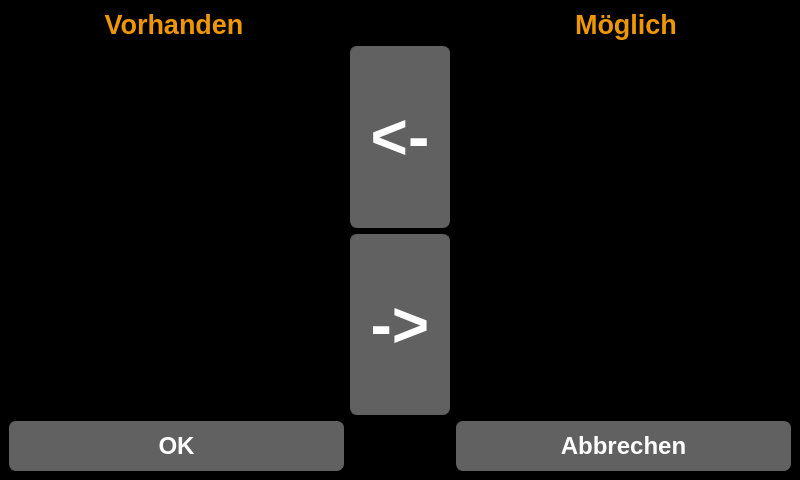
This is ui_elements/available.ui in AndreWohnsland/CocktailBerry as Qt 5 draws it before an edit. The edited form follows.
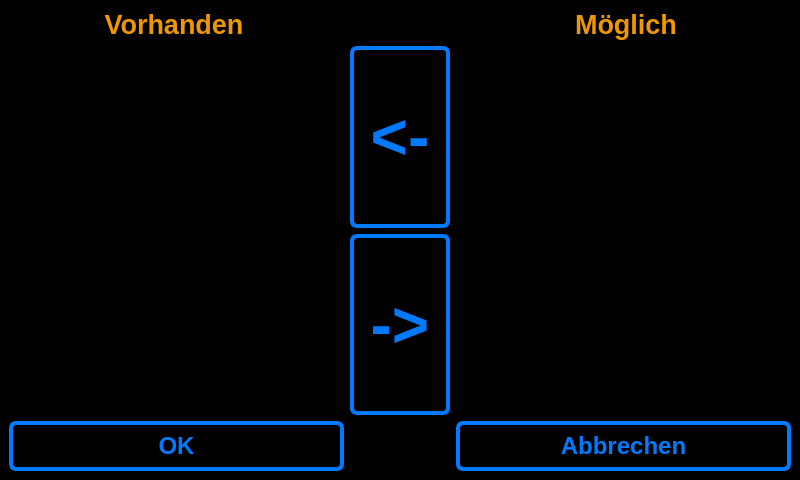
This is the edited form.

Commit message: Adjusted Ui styles

The edit to the form file:
```diff
--- a/ui_elements/available.ui
+++ b/ui_elements/available.ui
@@ -46,50 +46,13 @@
     top: 1px;
 }
 
-QTabBar::tab {
-	background-color: rgb(97, 97, 97);
-	color: rgb(255, 255, 255);
-    border-width: 1px;
-	border-color: rgb(255, 255, 255);
-	border-style: solid;
-    border-top-left-radius: 10px;
-    border-top-right-radius: 10px;
-	padding: 5px;
-	padding-left: 63px;
-	padding-right:63px;
-}
-
-QTabBar::tab:selected {
-	color: rgb(255, 255, 255);	
-	background-color: rgb(0, 123, 255);
-}
-
 .QMessageBox {font-size: 16pt}
 
-.QSlider {
-    min-height: 30px;
-    max-height: 50px;
-}
-
-.QSlider::groove:horizontal {
-    border: 1px solid;
-    height: 5px;
-    background: #393939;
-    margin: 0 12px;
-}
-
-.QSlider::handle:horizontal {
-    background: rgb(0, 123, 255);
-    width: 30px;
-    height: 30px;
-    margin: -24px -12px;
-}
-
 QPushButton {
-	background-color: rgb(97, 97, 97);
-	color: rgb(255, 255, 255);
-    border-width: 1px;
-	border-color: rgb(97, 97, 97);
+	background-color: rgb(0, 0, 0);
+	color: (0, 123, 255);
+    border-width: 4px;
+	border-color: rgb(0, 123, 255);
 	border-style: solid;
 	border-radius: 7;
 	padding: 3px;
@@ -97,13 +60,6 @@
 	padding-right: 5px;
 }
 
-QPushButton:checked
-{
-	color: rgb(255, 255, 255);	
-	background-color: rgb(0, 123, 255);
-	border-color: rgb(0, 123, 255);
-}
-
 QPushButton:pressed
 {
 	color: rgb(255, 255, 255);	
@@ -111,67 +67,6 @@
 	border-color: rgb(0, 123, 255);
 }
 
-QProgressBar
-{
-	background-color: rgb(166, 166, 166);
-	color: rgb(0, 0, 0);
-    border: 2px rgb(166, 166, 166);
-    border-radius: 5px;
-}
-
-QProgressBar::chunk {
-	border: 2px rgb(166, 166, 166);
-    border-top-left-radius: 5px;
-    border-bottom-left-radius: 5px;
-    border-top-right-radius: 5px;
-    border-bottom-right-radius: 5px;
-	background-color: rgb(0, 123, 255);
-   /* width: 40px;
-    margin: 0.5px;*/
-}
-
-QComboBox {
-	color: rgb(0, 123, 255);	
-    border: 1px solid  rgb(97, 97, 97);
-    border-top-left-radius: 7px;
-    border-bottom-left-radius: 7px;
-    padding: 1px 18px 1px 5px;
-    min-width: 6em;
-}
-
-QComboBox:on { /* shift the text when the popup opens */
-    border: 1px solid  rgb(97, 97, 97);
-    border-top-left-radius: 7px;
-    border-bottom-left-radius: 0px;
-	color: rgb(239, 151, 0);
-}
-
-/* QComboBox:hover
-{
-	color: rgb(239, 151, 0);
-}*/
-
-QComboBox QAbstractItemView {
-    border: 1px solid  rgb(97, 97, 97);
-}
-
-/*QComboBox:item:checked {
-	color: rgb(239, 151, 0);
-    border: 1px solid rgb(239, 151, 0);
-}
-
-QComboBox:item:selected {
-	color: rgb(239, 151, 0);
-    border: 1px solid rgb(239, 151, 0);
-} */
-
-QLineEdit
-{
-    padding: 1px;
-    border-style: solid;
-    border: 1px solid rgb(97, 97, 97);
-    border-radius: 5;
-}
 
 #LAvailable {
 	color: rgb(239, 151, 0);
```
Left out of the diff: 5 changed lines with no effect on the pictures. The commit also changes 7 other files.
